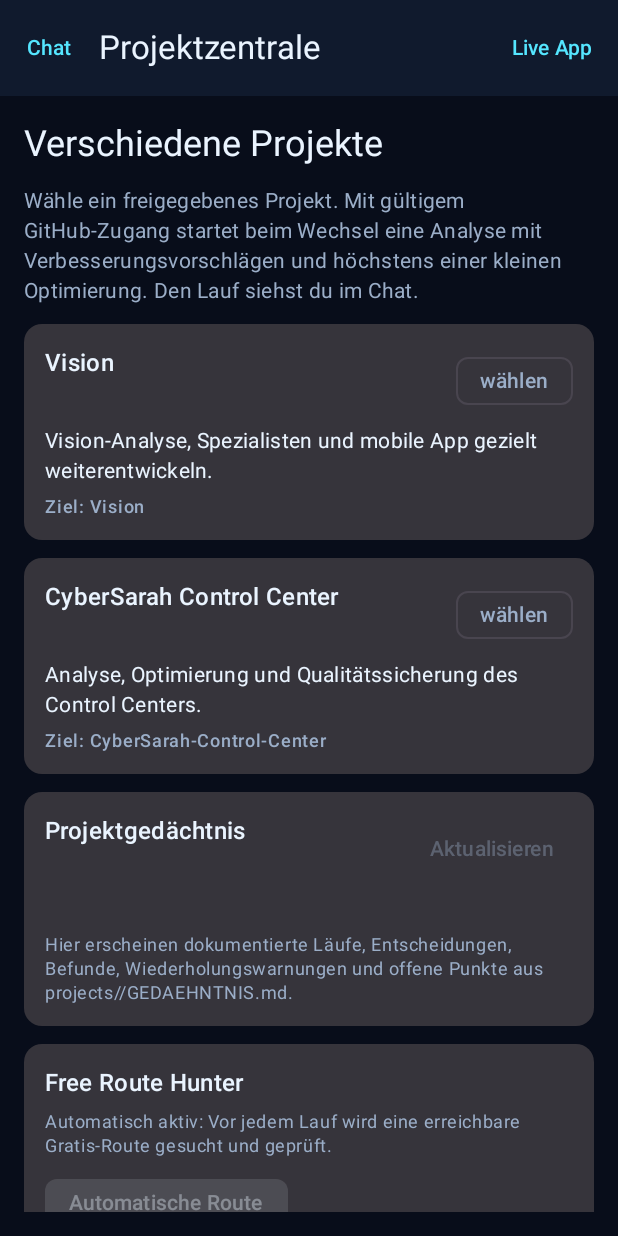
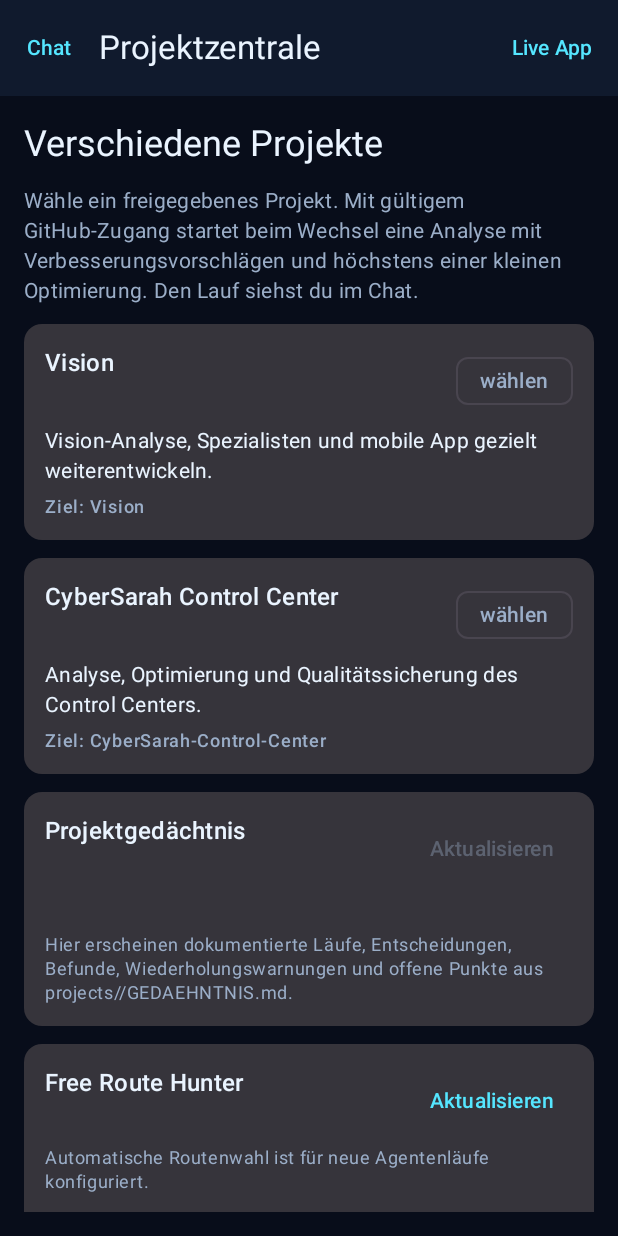
Before and after one commit to niknight1403/openhands-devbox, an Android app built with Jetpack Compose: the composable ProjectHubScreen called with empty values, on a phone screen of 412 x 824 dp. Run offline under Robolectric (Android 15) with nearby library versions, the phone set to English and light mode, and no system bars.

Commit message:
feat(android): show live Free Route Hunter status

```diff
--- a/android/app/src/main/java/dev/openhands/devbox/ui/ProjectHubScreen.kt
+++ b/android/app/src/main/java/dev/openhands/devbox/ui/ProjectHubScreen.kt
@@ -35,10 +35,13 @@ fun ProjectHubScreen(
     projectMemory: String,
     projectMemoryStatus: String,
     onRefreshMemory: () -> Unit,
+    routeStatus: String,
+    routeDetails: String,
+    onRefreshRoutes: () -> Unit,
     onBack: () -> Unit,
 ) {
     val selected = Projects.findBySlug(selectedProject)
-    LaunchedEffect(selectedProject) { onRefreshMemory() }
+    LaunchedEffect(selectedProject) { onRefreshMemory(); onRefreshRoutes() }
     Scaffold(
         topBar = {
             TopAppBar(
@@ -97,16 +100,20 @@ fun ProjectHubScreen(
             }
             Card(modifier = Modifier.fillMaxWidth()) {
                 Column(modifier = Modifier.padding(14.dp), verticalArrangement = Arrangement.spacedBy(6.dp)) {
-                    Text("Free Route Hunter", style = MaterialTheme.typography.titleMedium)
+                    Row(modifier = Modifier.fillMaxWidth(), horizontalArrangement = Arrangement.SpaceBetween) {
+                        Text("Free Route Hunter", style = MaterialTheme.typography.titleMedium)
+                        TextButton(onClick = onRefreshRoutes) { Text("Aktualisieren") }
+                    }
                     Text(
-                        if (model.isBlank()) {
-                            "Automatisch aktiv: Vor jedem Lauf wird eine erreichbare Gratis-Route gesucht und geprüft."
-                        } else {
-                            "Manuelles Modell aktiv: $model. Leere das Modellfeld, um den Hunter zu verwenden."
-                        },
+                        if (model.isBlank()) "Automatische Routenwahl ist für neue Agentenläufe konfiguriert."
+                        else "Manuelles Modell vorgegeben: $model",
                         style = MaterialTheme.typography.bodySmall,
                         color = MaterialTheme.colorScheme.onSurfaceVariant,
                     )
+                    Text(routeStatus, style = MaterialTheme.typography.bodyMedium)
+                    if (routeDetails.isNotBlank()) {
+                        Text(routeDetails, style = MaterialTheme.typography.bodySmall, color = MaterialTheme.colorScheme.onSurfaceVariant)
+                    }
                     FilterChip(
                         selected = model.isBlank(),
                         onClick = {},
```
